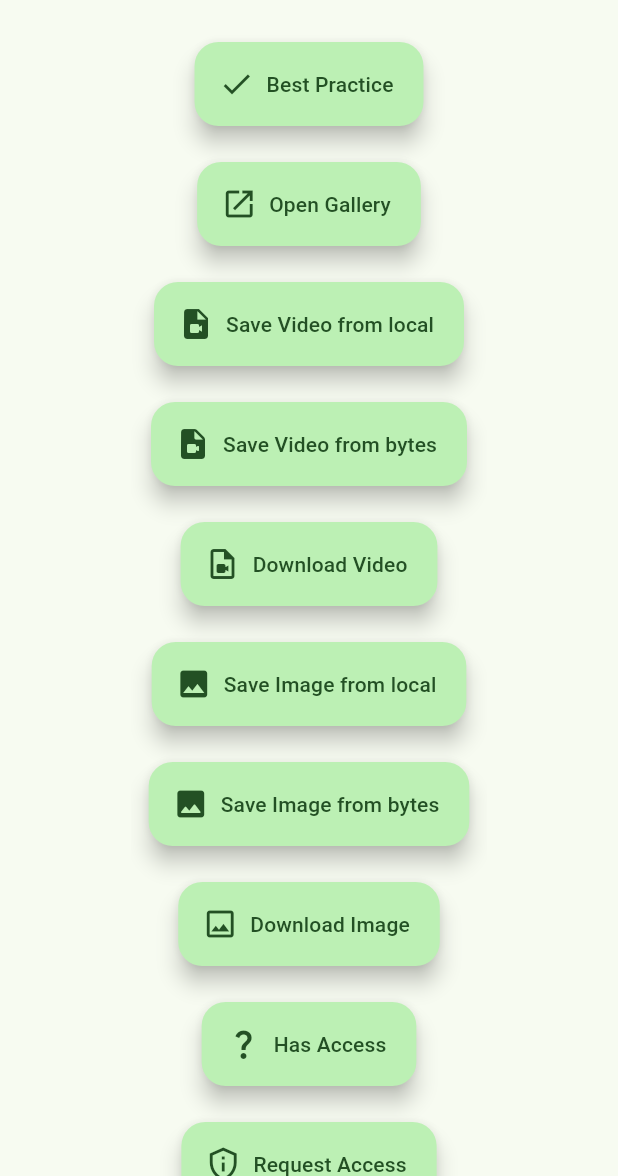
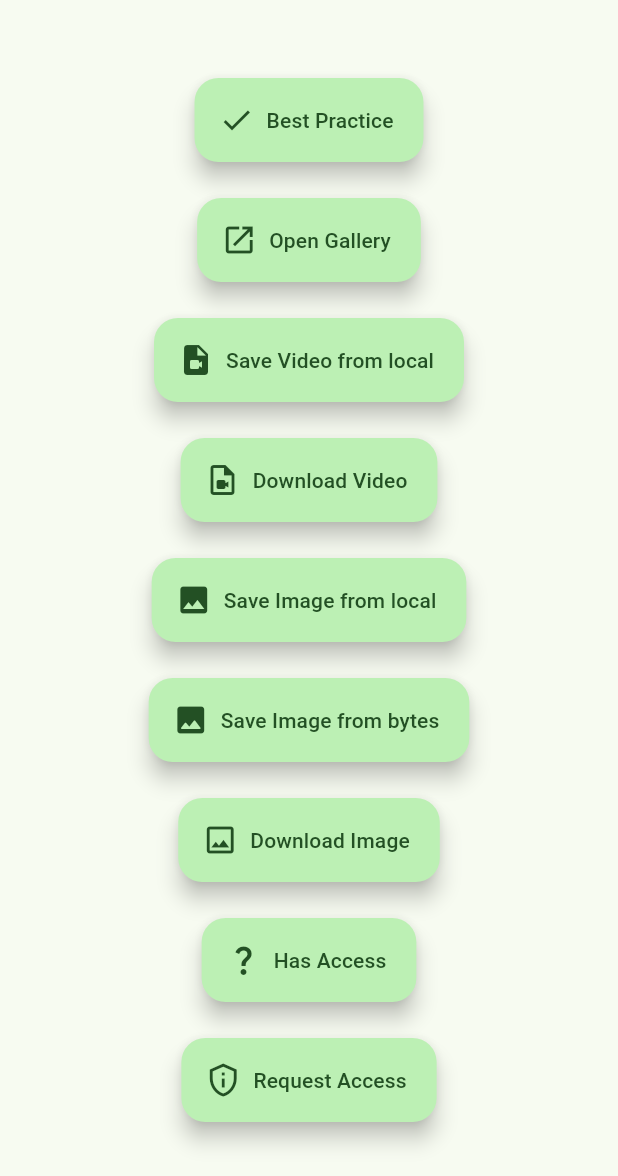
Before and after one commit to natsuk4ze/gal, a Flutter app: the screen it shows after launch, on a phone screen of 412 x 824 dp, the part 60-1236 px from its top. Run offline on Flutter 3.47's test engine with Material 2 defaults, Android fonts, the phone set to English and light mode, and no system bars; our stand-ins replace dio, plugin_platform_interface.

Commit message:
Remove putVideoBytes

```diff
--- a/example/lib/main.dart
+++ b/example/lib/main.dart
@@ -88,19 +88,6 @@ class App extends StatelessWidget {
                     },
                     label: 'Save Video from local',
                     icon: Icons.video_file,
-                  ),
-                  _Button(
-                    onPressed: () async {
-                      final res = await Dio().get(
-                          'https://github.com/natsuk4ze/gal/raw/main/example/assets/done.mp4',
-                          options: Options(responseType: ResponseType.bytes));
-                      await Gal.putVideoBytes(Uint8List.fromList(res.data));
-                      if (context.mounted) {
-                        ScaffoldMessenger.of(context).showSnackBar(snackBar);
-                      }
-                    },
-                    label: 'Save Video from bytes',
-                    icon: Icons.video_file_rounded,
                   ),
                   _Button(
                     onPressed: () async {
--- a/lib/src/gal.dart
+++ b/lib/src/gal.dart
@@ -20,9 +20,6 @@ final class Gal {
   /// before calling this function.
   static Future<void> putVideo(String path) async =>
       _voidOrThrow(() async => GalPlatform.instance.putVideo(path));
-
-  static Future<void> putVideoBytes(Uint8List bytes) async =>
-      _voidOrThrow(() async => GalPlatform.instance.putVideoBytes(bytes));
 
   /// Save image to standard gallery app
   /// [path] is local path.
--- a/lib/src/gal_method_channel.dart
+++ b/lib/src/gal_method_channel.dart
@@ -11,10 +11,6 @@ final class MethodChannelGal extends GalPlatform {
   @override
   Future<void> putVideo(String path) async =>
       methodChannel.invokeMethod<void>('putVideo', {'path': path});
-
-  @override
-  Future<void> putVideoBytes(Uint8List bytes) async =>
-      methodChannel.invokeMethod<void>('putVideoBytes', {'bytes': bytes});
 
   @override
   Future<void> putImage(String path) async =>
--- a/lib/src/gal_platform_interface.dart
+++ b/lib/src/gal_platform_interface.dart
@@ -32,11 +32,6 @@ abstract class GalPlatform extends PlatformInterface {
       throw UnimplementedError('putImageBytes() has not been implemented.');
 
   /// throw [UnimplementedError] when Plugin [MethodChannelGal] did not
-  /// define [putVideoBytes].
-  Future<void> putVideoBytes(Uint8List bytes) =>
-      throw UnimplementedError('putVideoBytes() has not been implemented.');
-
-  /// throw [UnimplementedError] when Plugin [MethodChannelGal] did not
   /// define [open].
   Future<void> open() =>
       throw UnimplementedError('open() has not been implemented.');
```
